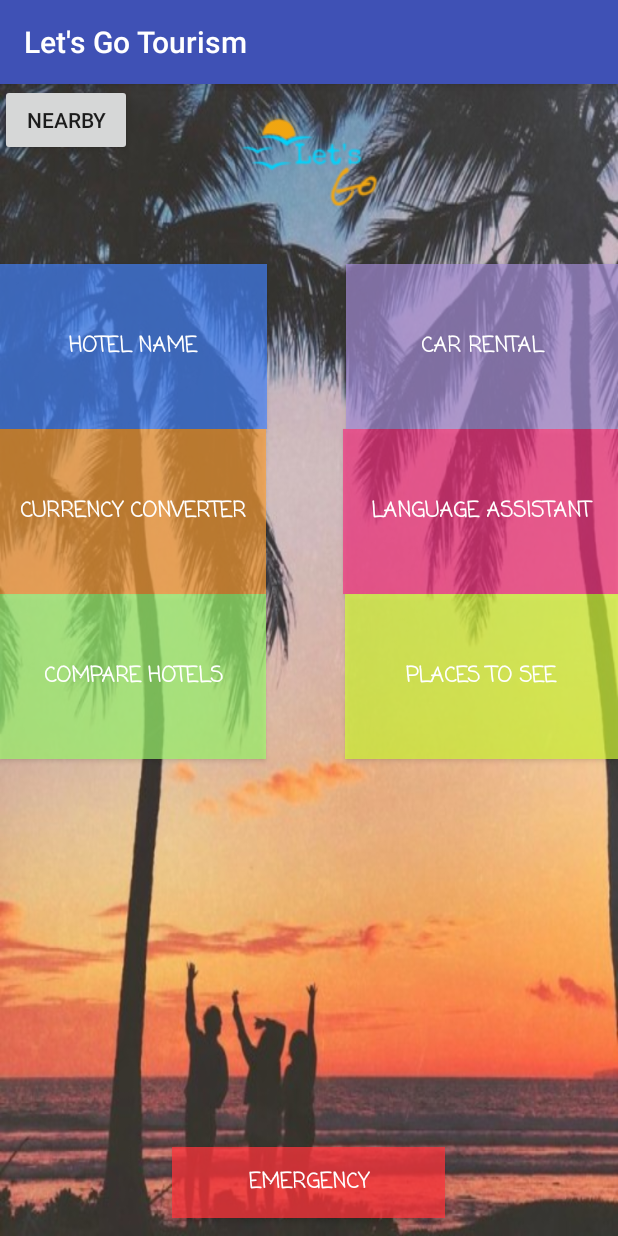
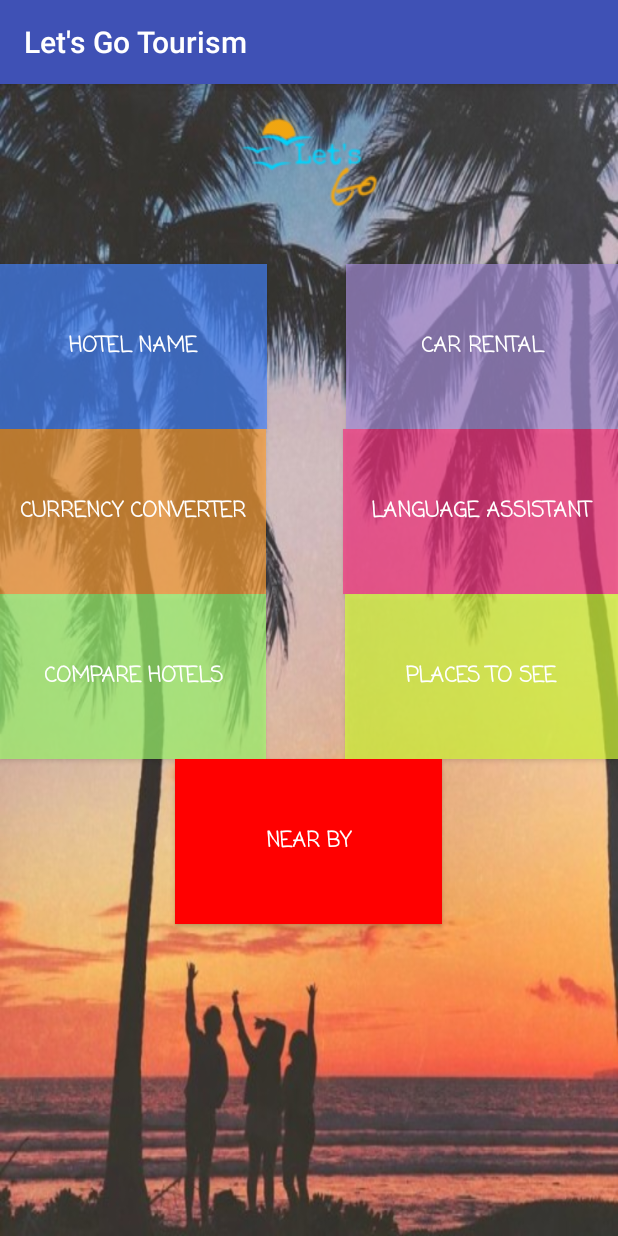
Before and after one commit to captain9396/LetsGoTourism, an Android app: the screen it shows after launch (Homepage), on a phone screen of 412 x 824 dp. Run offline under Robolectric (Android 15) with nearby library versions, the phone set to English and light mode, and no system bars.

Commit message:
minor changes

```diff
--- a/LetsGoTourism/app/src/main/res/layout/activity_homepage.xml
+++ b/LetsGoTourism/app/src/main/res/layout/activity_homepage.xml
@@ -7,20 +7,6 @@
     android:background="@drawable/back"
     tools:context=".Homepage">
 
-
-    <Button
-        android:id="@+id/emergency"
-        android:layout_width="182dp"
-        android:layout_height="47dp"
-        android:layout_alignParentBottom="true"
-        android:layout_centerHorizontal="true"
-        android:layout_marginBottom="12dp"
-        android:background="#beff353c"
-        android:fontFamily="casual"
-
-        android:text="Emergency"
-        android:textColor="@drawable/colorbutton"
-        android:textStyle="bold" />
 
     <ImageButton
 
@@ -53,6 +39,20 @@
         android:textStyle="bold"
 
         />
+
+    <Button
+
+
+        android:id="@+id/nearby_button"
+        android:layout_width="178dp"
+        android:layout_height="110dp"
+        android:layout_below="@+id/cmprhotel"
+        android:layout_centerHorizontal="true"
+        android:background="#FF0000"
+        android:fontFamily="casual"
+        android:text="Near By"
+        android:textColor="@drawable/colorbutton"
+        android:textStyle="bold" />
 
     <Button
         android:id="@+id/rental"
@@ -119,13 +119,5 @@
         android:textColor="@drawable/colorbutton"
         android:textStyle="bold" />
 
-    <Button
-        android:id="@+id/nearby_button"
-        android:layout_width="wrap_content"
-        android:layout_height="wrap_content"
-        android:layout_alignParentStart="true"
-        android:layout_alignParentTop="true"
-        android:text="nearby" />
-
 
 </RelativeLayout>
```
